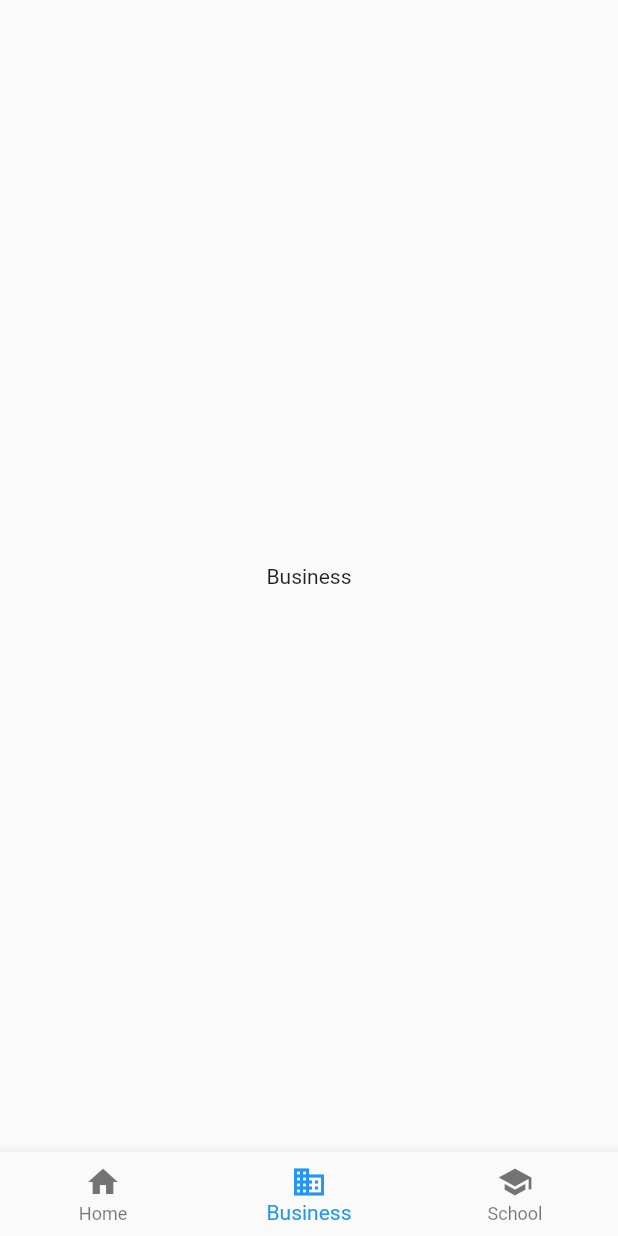
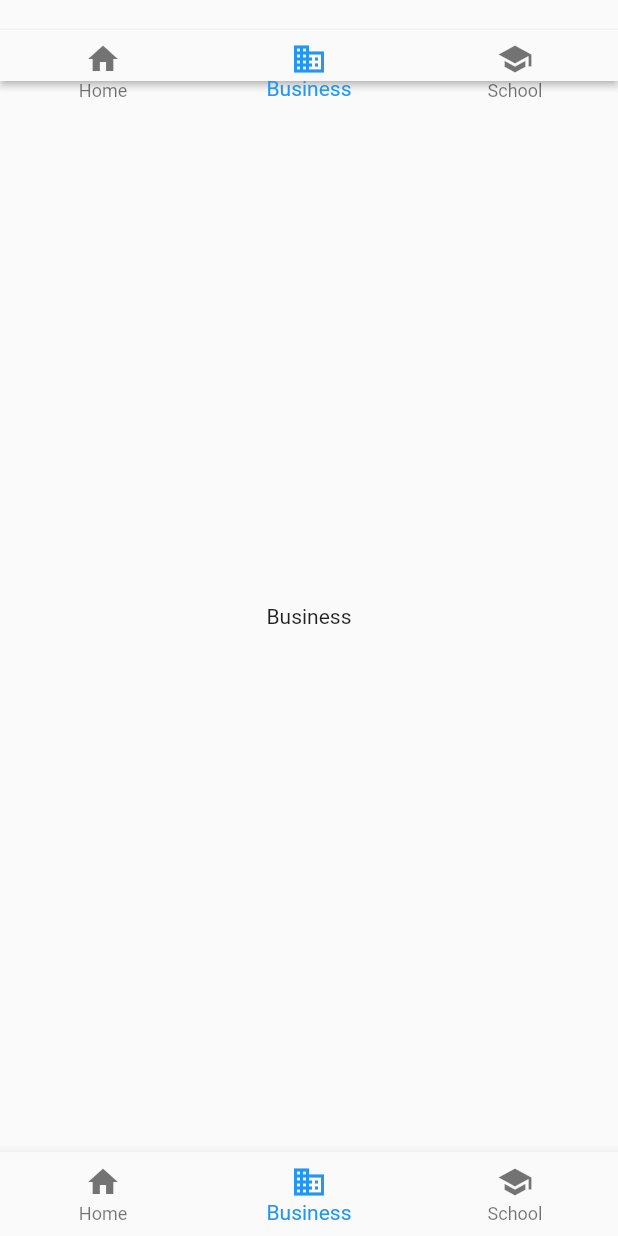
Before and after one commit to RedLabel1/footprint-calculator, a Flutter app: the screen it shows after launch, item 2 of the bottom bar chosen, on a phone screen of 412 x 824 dp. Run offline on Flutter 3.47's test engine with Material 2 defaults, Android fonts, the phone set to English and light mode, and no system bars; our stand-ins replace rxdart.

Commit message:
top navigation bar

```diff
--- a/lib/business/business.dart
+++ b/lib/business/business.dart
@@ -1,5 +1,4 @@
-
-import 'package:flutter/cupertino.dart';
+import 'package:flutter/material.dart';
 
 class Business extends StatelessWidget {
   @override
--- a/lib/home/home.dart
+++ b/lib/home/home.dart
@@ -1,5 +1,4 @@
-
-import 'package:flutter/cupertino.dart';
+import 'package:flutter/material.dart';
 
 class Home extends StatelessWidget {
   @override
--- a/lib/main.dart
+++ b/lib/main.dart
@@ -1,19 +1,4 @@
 import 'package:flutter/material.dart';
-import 'package:footprint_calculator/menu.dart';
-import 'package:provider/provider.dart';
+import 'package:footprint_calculator/menu/menu.dart';
 
-import 'main_navigation_bloc.dart';
-
-void main() => runApp(MaterialApp(home: FootprintCalculator(),));
-
-class FootprintCalculator extends StatelessWidget {
-
-  @override
-  Widget build(BuildContext context) {
-    return Provider<MainNavigationBloc>(
-      builder: (_) => MainNavigationBloc(),
-      dispose: (_, bloc) => bloc.dispose(),
-      child: menuScaffold(),
-    );
-  }
-}
+void main() => runApp(MaterialApp(home: footprintCalculator(),));
--- a/lib/main_navigation_bloc.dart
+++ /dev/null
@@ -1,57 +0,0 @@
-import 'package:flutter/material.dart';
-import 'package:footprint_calculator/business/business.dart';
-import 'package:footprint_calculator/home/home.dart';
-import 'package:footprint_calculator/school/school.dart';
-import 'package:rxdart/rxdart.dart';
-
-class MainNavigationBloc {
-
-  List<Destination> destinations;
-
-  BehaviorSubject<Destination> _currentDestination;
-
-  MainNavigationBloc() {
-    destinations = <Destination>[
-      Destination.home(),
-      Destination.business(),
-      Destination.school(),
-    ];
-
-    _currentDestination = BehaviorSubject<Destination>.seeded(destinations[0]);
-  }
-
-  Observable<Destination> get currentDestination => _currentDestination.stream;
-
-  set destination(Destination destination) => _currentDestination.add(destination);
-
-  void dispose() => _currentDestination.close();
-}
-
-class Destination {
-
-  BottomNavigationBarItem bottomNavigationBarItem;
-  int index;
-  Widget child;
-
-  Destination(this.bottomNavigationBarItem, this.index, this.child);
-
-  Destination.from(this.index) {
-    switch (index) {
-      case 0:
-        Destination.home();
-        break;
-      case 1:
-        Destination.business();
-        break;
-      case 2:
-        Destination.school();
-    }
-  }
-
-  factory Destination.home() => Destination(BottomNavigationBarItem(icon: Icon(Icons.home), title: Text("Home")), 0, Home());
-
-  factory Destination.business() =>
-      Destination(BottomNavigationBarItem(icon: Icon(Icons.business), title: Text("Business")), 1, Business());
-
-  factory Destination.school() => Destination(BottomNavigationBarItem(icon: Icon(Icons.school), title: Text("School")), 2, School());
-}
--- a/lib/menu.dart
+++ /dev/null
@@ -1,48 +0,0 @@
-import 'package:flutter/material.dart';
-import 'package:provider/provider.dart';
-
-import 'main_navigation_bloc.dart';
-
-Scaffold menuScaffold() => Scaffold(body: _safeArea(), bottomNavigationBar: _BottomNavBar());
-
-SafeArea _safeArea() => SafeArea(child: _Body());
-
-class _Body extends StatelessWidget {
-
-  @override
-  Widget build(BuildContext context) {
-
-    MainNavigationBloc bloc = Provider.of<MainNavigationBloc>(context);
-
-    return StreamBuilder(
-      stream: bloc.currentDestination,
-      builder: (_, AsyncSnapshot<Destination> snapshot) => _indexedStack(snapshot.data, bloc.destinations),
-    );
-  }
-
-  IndexedStack _indexedStack(Destination destination, List<Destination> destinations) =>
-      IndexedStack(
-        index: destination.index,
-        children: destinations.map<Widget>((destination) => destination.child).toList(),
-      );
-}
-
-class _BottomNavBar extends StatelessWidget {
-
-  @override
-  Widget build(BuildContext context) {
-    MainNavigationBloc bloc = Provider.of<MainNavigationBloc>(context);
-
-    return StreamBuilder(
-      stream: bloc.currentDestination,
-      builder: (_, AsyncSnapshot<Destination> snapshot) => _bottomNavigationBar(snapshot.data, bloc),
-    );
-  }
-
-  BottomNavigationBar _bottomNavigationBar(Destination destination, MainNavigationBloc bloc) =>
-      BottomNavigationBar(
-        currentIndex: destination.index,
-        items: bloc.destinations.map<BottomNavigationBarItem>((destination) => destination.bottomNavigationBarItem).toList(),
-        onTap: (index) => bloc.destination = Destination.from(index),
-      );
-}
--- /dev/null
+++ b/lib/menu/bloc/main_navigation_bloc.dart
@@ -0,0 +1,38 @@
+import 'package:flutter/material.dart';
+import 'package:footprint_calculator/menu/model/destination.dart';
+import 'package:rxdart/rxdart.dart';
+
+class MainNavigationBloc {
+
+  List<Destination> destinations;
+
+  Destination _initialDestination;
+  PublishSubject<Destination> _currentDestination;
+
+  MainNavigationBloc() {
+    destinations = <Destination>[
+      Destination.home(),
+      Destination.business(),
+      Destination.school(),
+    ];
+
+    _initialDestination = destinations[0];
+    _currentDestination = PublishSubject<Destination>();
+  }
+
+  Destination get initialDestination => _initialDestination;
+
+  Observable<Destination> get currentDestination => _currentDestination.stream;
+
+  int indexOf(Destination destination) => destinations.indexOf(destination);
+
+  get children => destinations.map<Widget>((destination) => destination.child).toList();
+
+  get bottomNavigationBarItems => destinations.map<BottomNavigationBarItem>((destination) => destination.bottomNavigationBarItem).toList();
+
+  set destination(Destination destination) => _currentDestination.add(destination);
+
+  void addDestination(int index) => _currentDestination.add(destinations[index]);
+
+  void dispose() => _currentDestination.close();
+}
--- /dev/null
+++ b/lib/menu/menu.dart
@@ -0,0 +1,18 @@
+import 'package:flutter/material.dart';
+import 'package:provider/provider.dart';
+
+import 'view/body.dart';
+import 'view/bottom_nav_bar.dart';
+import 'bloc/main_navigation_bloc.dart';
+import 'view/top_nav_bar.dart';
+
+Provider footprintCalculator() =>
+    Provider<MainNavigationBloc>(
+      create: (_) => MainNavigationBloc(),
+      dispose: (_, bloc) => bloc.dispose(),
+      child: _scaffold(),
+    );
+
+Scaffold _scaffold() => Scaffold(body: _safeArea(), appBar: TopNavBar(), bottomNavigationBar: BottomNavBar());
+
+SafeArea _safeArea() => SafeArea(child: Body());
--- /dev/null
+++ b/lib/menu/model/destination.dart
@@ -0,0 +1,25 @@
+import 'package:flutter/material.dart';
+import 'package:footprint_calculator/business/business.dart';
+import 'package:footprint_calculator/home/home.dart';
+import 'package:footprint_calculator/school/school.dart';
+
+class Destination {
+
+  BottomNavigationBarItem _bottomNavigationBarItem;
+  Widget _child;
+
+  get bottomNavigationBarItem => _bottomNavigationBarItem;
+
+  get child => _child;
+
+  Destination(this._bottomNavigationBarItem, this._child);
+
+  factory Destination.home() =>
+      Destination(BottomNavigationBarItem(icon: Icon(Icons.home), title: Text("Home")), Home());
+
+  factory Destination.business() =>
+      Destination(BottomNavigationBarItem(icon: Icon(Icons.business), title: Text("Business")), Business());
+
+  factory Destination.school() =>
+      Destination(BottomNavigationBarItem(icon: Icon(Icons.school), title: Text("School")), School());
+}
--- /dev/null
+++ b/lib/menu/view/body.dart
@@ -0,0 +1,24 @@
+import 'package:flutter/material.dart';
+import 'package:footprint_calculator/menu/bloc/main_navigation_bloc.dart';
+import 'package:footprint_calculator/menu/model/destination.dart';
+import 'package:provider/provider.dart';
+
+class Body extends StatelessWidget {
+
+  @override
+  Widget build(BuildContext context) {
+    MainNavigationBloc bloc = Provider.of<MainNavigationBloc>(context);
+
+    return StreamBuilder(
+      stream: bloc.currentDestination,
+      initialData: bloc.initialDestination,
+      builder: (_, AsyncSnapshot<Destination> snapshot) => _indexedStack(snapshot.data, bloc),
+    );
+  }
+
+  IndexedStack _indexedStack(Destination destination, MainNavigationBloc bloc) =>
+      IndexedStack(
+        index: bloc.indexOf(destination),
+        children: bloc.children,
+      );
+}
--- /dev/null
+++ b/lib/menu/view/bottom_nav_bar.dart
@@ -0,0 +1,25 @@
+import 'package:flutter/material.dart';
+import 'package:footprint_calculator/menu/bloc/main_navigation_bloc.dart';
+import 'package:footprint_calculator/menu/model/destination.dart';
+import 'package:provider/provider.dart';
+
+class BottomNavBar extends StatelessWidget {
+
+  @override
+  Widget build(BuildContext context) {
+    MainNavigationBloc bloc = Provider.of<MainNavigationBloc>(context);
+
+    return StreamBuilder(
+      stream: bloc.currentDestination,
+      initialData: bloc.initialDestination,
+      builder: (_, AsyncSnapshot<Destination> snapshot) => _bottomNavigationBar(snapshot.data, bloc),
+    );
+  }
+
+  BottomNavigationBar _bottomNavigationBar(Destination destination, MainNavigationBloc bloc) =>
+      BottomNavigationBar(
+        currentIndex: bloc.indexOf(destination),
+        items: bloc.bottomNavigationBarItems,
+        onTap: (index) => bloc.addDestination(index),
+      );
+}
--- /dev/null
+++ b/lib/menu/view/top_nav_bar.dart
@@ -0,0 +1,32 @@
+import 'package:flutter/material.dart';
+import 'package:footprint_calculator/menu/bloc/main_navigation_bloc.dart';
+import 'package:footprint_calculator/menu/model/destination.dart';
+import 'package:provider/provider.dart';
+
+class TopNavBar extends StatelessWidget implements PreferredSizeWidget {
+
+  @override
+  Widget build(BuildContext context) {
+    MainNavigationBloc bloc = Provider.of<MainNavigationBloc>(context);
+
+    return StreamBuilder(
+      stream: bloc.currentDestination,
+      initialData: bloc.initialDestination,
+      builder: (_, AsyncSnapshot<Destination> snapshot) => Padding(
+        padding: const EdgeInsets.only(top: 20.0),
+        child: _topNavigationBar(snapshot.data, bloc),
+      ),
+    );
+  }
+
+  BottomNavigationBar _topNavigationBar(Destination destination, MainNavigationBloc bloc) =>
+      BottomNavigationBar(
+        elevation: 2,
+        currentIndex: bloc.indexOf(destination),
+        items: bloc.bottomNavigationBarItems,
+        onTap: (index) => bloc.addDestination(index),
+      );
+
+  @override
+  Size get preferredSize => Size.fromHeight(54.0);
+}
--- a/lib/school/school.dart
+++ b/lib/school/school.dart
@@ -1,5 +1,4 @@
-
-import 'package:flutter/cupertino.dart';
+import 'package:flutter/material.dart';
 
 class School extends StatelessWidget {
   @override
--- a/pubspec.yaml
+++ b/pubspec.yaml
@@ -19,7 +19,7 @@ environment:
 dependencies:
   flutter:
     sdk: flutter
-  provider: ^3.1.0+1
+  provider: ^3.2.0
   rxdart: ^0.22.6
 
   # The following adds the Cupertino Icons font to your application.
```
